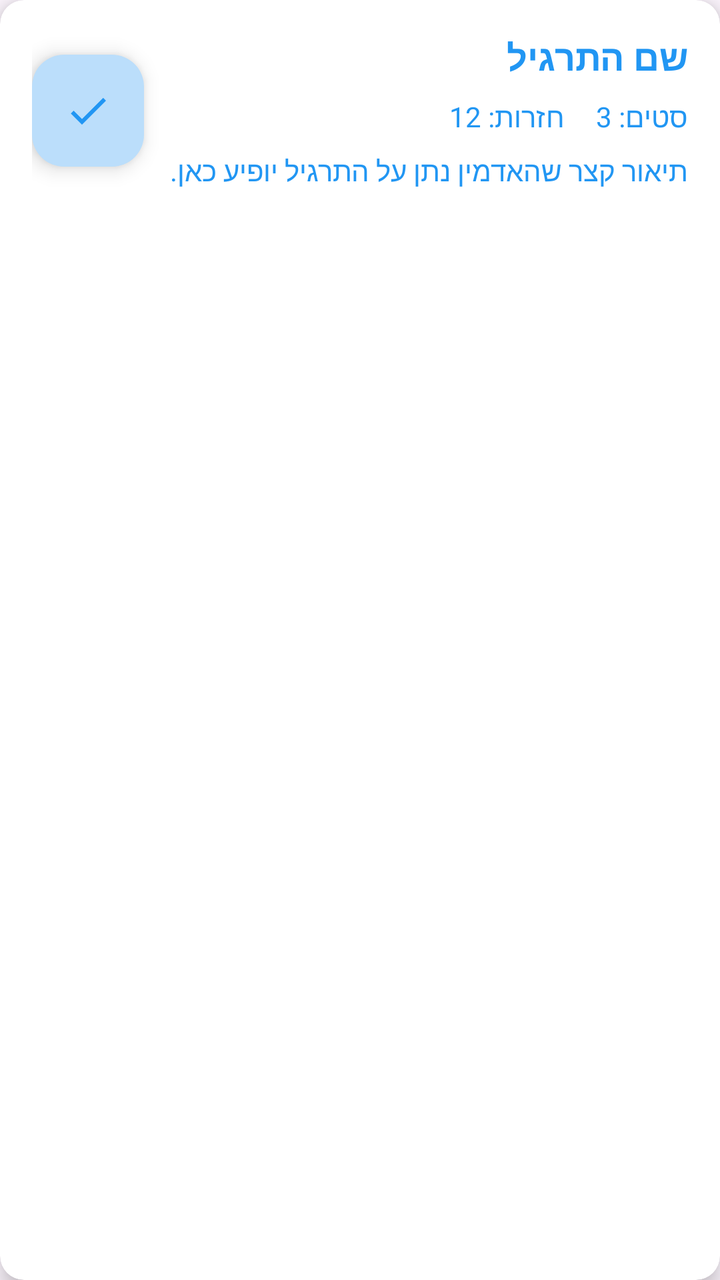
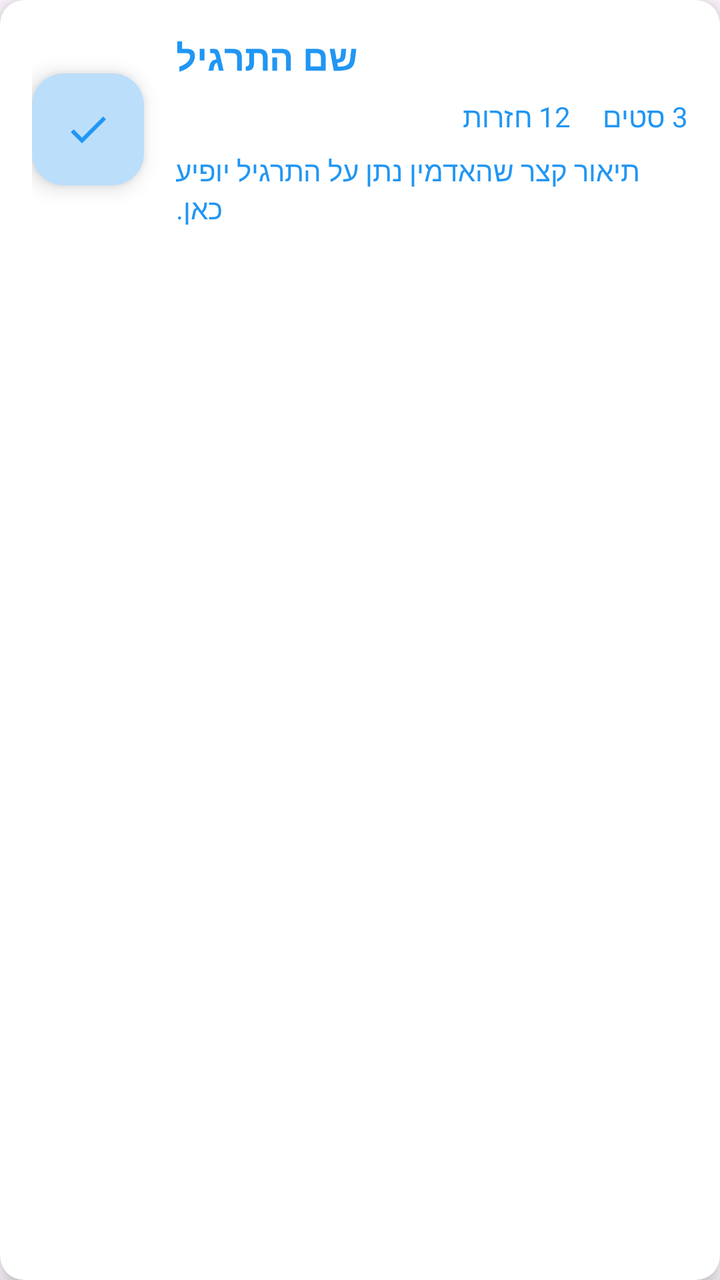

Compare the two renders of this Android layout. The source of the first and the diff that turns it into the second are given below.
<!-- AndroidManifest.xml: application theme Theme.FitCoach -->
<!-- res/layout/item_user_workout.xml -->
<?xml version="1.0" encoding="utf-8"?>
<androidx.cardview.widget.CardView xmlns:android="http://schemas.android.com/apk/res/android"
    xmlns:app="http://schemas.android.com/apk/res-auto"
    android:layout_width="match_parent"
    android:layout_height="wrap_content"
    android:layout_margin="8dp"
    app:cardBackgroundColor="@color/white"
    app:cardCornerRadius="12dp"
    app:cardElevation="6dp">

    <RelativeLayout
        android:layout_width="match_parent"
        android:layout_height="wrap_content"
        android:padding="16dp">

        
        <com.google.android.material.floatingactionbutton.FloatingActionButton
            android:id="@+id/fab_done"
            android:layout_width="wrap_content"
            android:layout_height="wrap_content"
            android:layout_alignParentStart="true"
            android:layout_centerVertical="true"
            android:contentDescription="@null"
            app:backgroundTint="@color/fit_accent"
            app:fabSize="mini"
            app:srcCompat="@drawable/ic_check"
            app:tint="@color/fit_primary" />

        
        <TextView
            android:id="@+id/workout_name"
            android:layout_width="wrap_content"
            android:layout_height="wrap_content"
            android:layout_alignParentTop="true"
            android:layout_alignParentEnd="true"
            android:text="שם התרגיל"
            android:textColor="@color/fit_primary"
            android:textSize="18sp"
            android:textStyle="bold" />

        
        <TextView
            android:id="@+id/workout_sets"
            android:layout_width="wrap_content"
            android:layout_height="wrap_content"
            android:layout_below="@+id/workout_name"
            android:layout_alignParentEnd="true"
            android:layout_marginTop="8dp"
            android:text="סטים: 3"
            android:textColor="@color/fit_primary"
            android:textSize="14sp" />

        
        <TextView
            android:id="@+id/workout_reps"
            android:layout_width="wrap_content"
            android:layout_height="wrap_content"
            android:layout_alignTop="@+id/workout_sets"
            android:layout_marginEnd="16dp"
            android:layout_toStartOf="@+id/workout_sets"
            android:text="חזרות: 12"
            android:textColor="@color/fit_primary"
            android:textSize="14sp" />

        
        <TextView
            android:id="@+id/workout_description"
            android:layout_width="wrap_content"
            android:layout_height="wrap_content"
            android:layout_below="@+id/workout_sets"
            android:layout_alignParentEnd="true"
            android:layout_marginTop="8dp"
            android:gravity="end"
            android:text="תיאור קצר שהאדמין נתן על התרגיל יופיע כאן."
            android:textColor="@color/fit_primary"
            android:textSize="14sp" />

    </RelativeLayout>
</androidx.cardview.widget.CardView>
<!-- resources referenced by this layout -->
<resources>
  <color name="fit_accent">#BBDEFB</color>
  <color name="fit_primary">#2196F3</color>
  <color name="white">#FFFFFF</color>
  <!-- drawable ic_check (drawable) -->
  <vector xmlns:android="http://schemas.android.com/apk/res/android"
      android:width="24dp"
      android:height="24dp"
      android:tint="?attr/colorControlNormal"
      android:viewportWidth="24.0"
      android:viewportHeight="24.0">
      <path
          android:fillColor="@android:color/white"
          android:pathData="M9,16.17L4.83,12l-1.42,1.41L9,19 21,7l-1.41,-1.41z" />
  </vector>
  <style name="Theme.FitCoach" parent="Base.Theme.FitCoach" />
  <style name="Base.Theme.FitCoach" parent="Theme.Material3.DayNight.NoActionBar">
          
          
      </style>
</resources>

<!-- the commit's change to res/layout/item_user_workout.xml (unified diff, before → after) -->
@@ -20,6 +20,7 @@
             android:layout_height="wrap_content"
             android:layout_alignParentStart="true"
             android:layout_centerVertical="true"
+            android:layout_marginEnd="16dp"
             android:contentDescription="@null"
             app:backgroundTint="@color/fit_accent"
             app:fabSize="mini"
@@ -29,14 +30,16 @@
         
         <TextView
             android:id="@+id/workout_name"
-            android:layout_width="wrap_content"
+            android:layout_width="match_parent"
             android:layout_height="wrap_content"
             android:layout_alignParentTop="true"
             android:layout_alignParentEnd="true"
-            android:text="שם התרגיל"
+            android:layout_toEndOf="@id/fab_done"
+            android:text="@string/exercise_name_label"
             android:textColor="@color/fit_primary"
             android:textSize="18sp"
-            android:textStyle="bold" />
+            android:textStyle="bold"
+            android:gravity="end" />
 
         
         <TextView
@@ -46,7 +49,7 @@
             android:layout_below="@+id/workout_name"
             android:layout_alignParentEnd="true"
             android:layout_marginTop="8dp"
-            android:text="סטים: 3"
+            android:text="@string/sets_sample"
             android:textColor="@color/fit_primary"
             android:textSize="14sp" />
 
@@ -58,20 +61,21 @@
             android:layout_alignTop="@+id/workout_sets"
             android:layout_marginEnd="16dp"
             android:layout_toStartOf="@+id/workout_sets"
-            android:text="חזרות: 12"
+            android:text="@string/reps_sample"
             android:textColor="@color/fit_primary"
             android:textSize="14sp" />
 
         
         <TextView
             android:id="@+id/workout_description"
-            android:layout_width="wrap_content"
+            android:layout_width="match_parent"
             android:layout_height="wrap_content"
             android:layout_below="@+id/workout_sets"
             android:layout_alignParentEnd="true"
+            android:layout_toEndOf="@id/fab_done"
             android:layout_marginTop="8dp"
             android:gravity="end"
-            android:text="תיאור קצר שהאדמין נתן על התרגיל יופיע כאן."
+            android:text="@string/workout_description_placeholder"
             android:textColor="@color/fit_primary"
             android:textSize="14sp" />
 
<!-- resource entries referenced after the edit -->
@@ -14,6 +14,10 @@
           android:fillColor="@android:color/white"
           android:pathData="M9,16.17L4.83,12l-1.42,1.41L9,19 21,7l-1.41,-1.41z" />
   </vector>
+  <string name="exercise_name_label">שם התרגיל</string>
+  <string name="reps_sample">12 חזרות</string>
+  <string name="sets_sample">3 סטים</string>
+  <string name="workout_description_placeholder">תיאור קצר שהאדמין נתן על התרגיל יופיע כאן.</string>
   <style name="Theme.FitCoach" parent="Base.Theme.FitCoach" />
   <style name="Base.Theme.FitCoach" parent="Theme.Material3.DayNight.NoActionBar">
           
